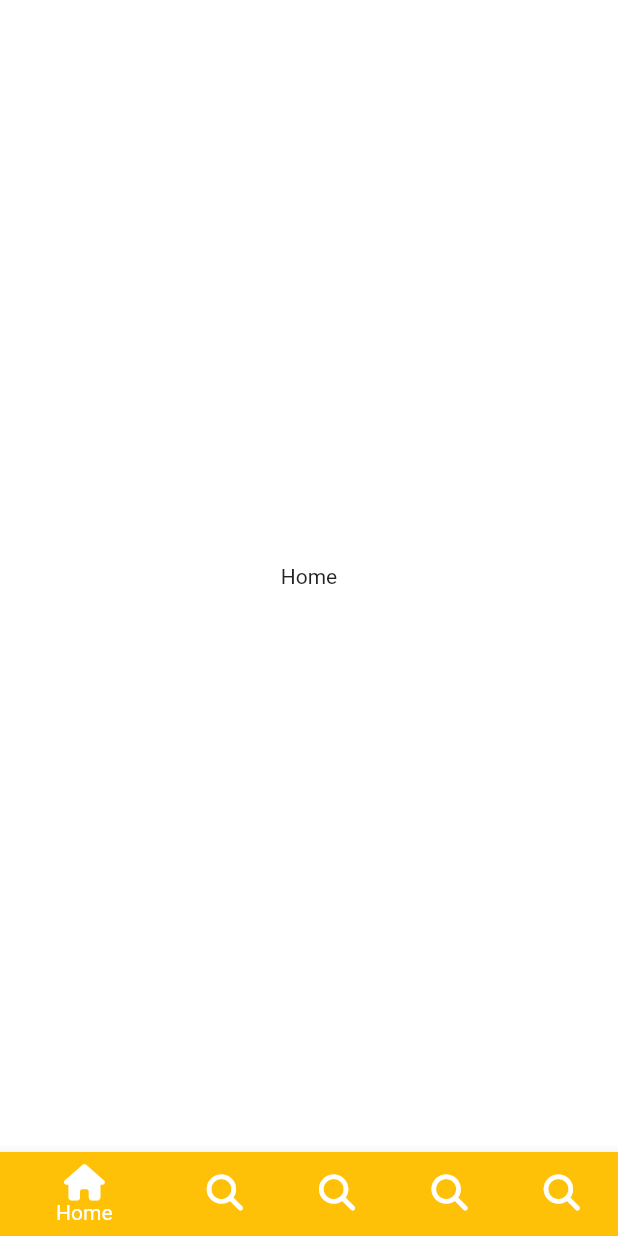
After one commit to hyeribo/tiktok_clone, a Flutter app: the screen it shows after launch, on a phone screen of 412 x 824 dp. The commit adds this screen. Run offline on Flutter 3.47's test engine with Material 2 defaults, Android fonts, the phone set to English and light mode, and no system bars; our stand-ins replace font_awesome_flutter.

Commit message:
이전 라우트 삭제 후 라우트 이동 & 탭 추가
- BottomNavigationBarItem에 backgroundColor를 추가하고, 아이템이 4개 이상이면 애니메이션이 추가된다.

```diff
--- a/lib/features/authentication/birthday_screen.dart
+++ b/lib/features/authentication/birthday_screen.dart
@@ -31,10 +31,14 @@ class _BirthdayScreenState extends State<BirthdayScreen> {
   }
 
   void _onNextTap() {
-    Navigator.of(context).push(
+    Navigator.of(context).pushAndRemoveUntil(
       MaterialPageRoute(
         builder: (context) => const InterestsScreen(),
       ),
+      (route) {
+        // return false 한 route만 삭제
+        return false;
+      },
     );
   }
 
--- a/lib/features/authentication/login_form_screen.dart
+++ b/lib/features/authentication/login_form_screen.dart
@@ -20,10 +20,14 @@ class _LoginFormScreenState extends State<LoginFormScreen> {
     if (_formKey.currentState != null) {
       if (_formKey.currentState!.validate()) {
         _formKey.currentState!.save();
-        Navigator.of(context).push(
+        Navigator.of(context).pushAndRemoveUntil(
           MaterialPageRoute(
             builder: (context) => const InterestsScreen(),
           ),
+          (route) {
+            // return false 한 route만 삭제
+            return false;
+          },
         );
       }
     }
--- /dev/null
+++ b/lib/features/main_navigation/main_navigation_screen.dart
@@ -0,0 +1,82 @@
+import 'package:flutter/material.dart';
+import 'package:font_awesome_flutter/font_awesome_flutter.dart';
+
+class MainNavigationScreen extends StatefulWidget {
+  const MainNavigationScreen({super.key});
+
+  @override
+  State<MainNavigationScreen> createState() => _MainNavigationScreenState();
+}
+
+class _MainNavigationScreenState extends State<MainNavigationScreen> {
+  int _selectedIndex = 0;
+
+  final screens = [
+    const Center(
+      child: Text('Home'),
+    ),
+    const Center(
+      child: Text('Search'),
+    ),
+    const Center(
+      child: Text('Search'),
+    ),
+    const Center(
+      child: Text('Search'),
+    ),
+    const Center(
+      child: Text('Search'),
+    ),
+  ];
+
+  void _onTap(int index) {
+    setState(() {
+      _selectedIndex = index;
+    });
+  }
+
+  @override
+  Widget build(BuildContext context) {
+    return Scaffold(
+      body: screens[_selectedIndex],
+      bottomNavigationBar: BottomNavigationBar(
+        currentIndex: _selectedIndex,
+        onTap: _onTap,
+        // selectedItemColor: Theme.of(context).primaryColor,
+        // unselectedItemColor: Colors.black,
+        items: const [
+          BottomNavigationBarItem(
+            icon: FaIcon(FontAwesomeIcons.house),
+            label: "Home",
+            tooltip: "What are you?",
+            backgroundColor: Colors.amber,
+          ),
+          BottomNavigationBarItem(
+            icon: FaIcon(FontAwesomeIcons.magnifyingGlass),
+            label: "Search",
+            tooltip: "What are you?",
+            backgroundColor: Colors.blue,
+          ),
+          BottomNavigationBarItem(
+            icon: FaIcon(FontAwesomeIcons.magnifyingGlass),
+            label: "Search",
+            tooltip: "What are you?",
+            backgroundColor: Colors.pink,
+          ),
+          BottomNavigationBarItem(
+            icon: FaIcon(FontAwesomeIcons.magnifyingGlass),
+            label: "Search",
+            tooltip: "What are you?",
+            backgroundColor: Colors.yellow,
+          ),
+          BottomNavigationBarItem(
+            icon: FaIcon(FontAwesomeIcons.magnifyingGlass),
+            label: "Search",
+            tooltip: "What are you?",
+            backgroundColor: Colors.teal,
+          ),
+        ],
+      ),
+    );
+  }
+}
--- a/lib/features/onboarding/tutorial_screen.dart
+++ b/lib/features/onboarding/tutorial_screen.dart
@@ -2,6 +2,7 @@ import 'package:flutter/cupertino.dart';
 import 'package:flutter/material.dart';
 import 'package:tiktok_clone/constants/gaps.dart';
 import 'package:tiktok_clone/constants/sizes.dart';
+import 'package:tiktok_clone/features/main_navigation/main_navigation_screen.dart';
 
 enum Direction { right, left }
 
@@ -40,6 +41,18 @@ class _TutorialScreenState extends State<TutorialScreen> {
         _showinPage = Page.first;
       });
     }
+  }
+
+  void _onEnterAppTap() {
+    Navigator.of(context).pushAndRemoveUntil(
+      MaterialPageRoute(
+        builder: (context) => const MainNavigationScreen(),
+      ),
+      (route) {
+        // return false 한 route만 삭제
+        return false;
+      },
+    );
   }
 
   @override
@@ -109,7 +122,7 @@ class _TutorialScreenState extends State<TutorialScreen> {
                 duration: const Duration(milliseconds: 300),
                 opacity: _showinPage == Page.first ? 0 : 1,
                 child: CupertinoButton(
-                  onPressed: () {},
+                  onPressed: _onEnterAppTap,
                   color: Theme.of(context).primaryColor,
                   child: const Text(
                     'Enter the app!',
--- a/lib/main.dart
+++ b/lib/main.dart
@@ -1,6 +1,6 @@
 import 'package:flutter/material.dart';
 import 'package:tiktok_clone/constants/sizes.dart';
-import 'package:tiktok_clone/features/onboarding/interests_screen.dart';
+import 'package:tiktok_clone/features/main_navigation/main_navigation_screen.dart';
 
 void main() {
   runApp(const TikTokApp());
@@ -28,7 +28,7 @@ class TikTokApp extends StatelessWidget {
         ),
         primaryColor: const Color(0xFFE9435A),
       ),
-      home: const InterestsScreen(),
+      home: const MainNavigationScreen(),
     );
   }
 }
```
